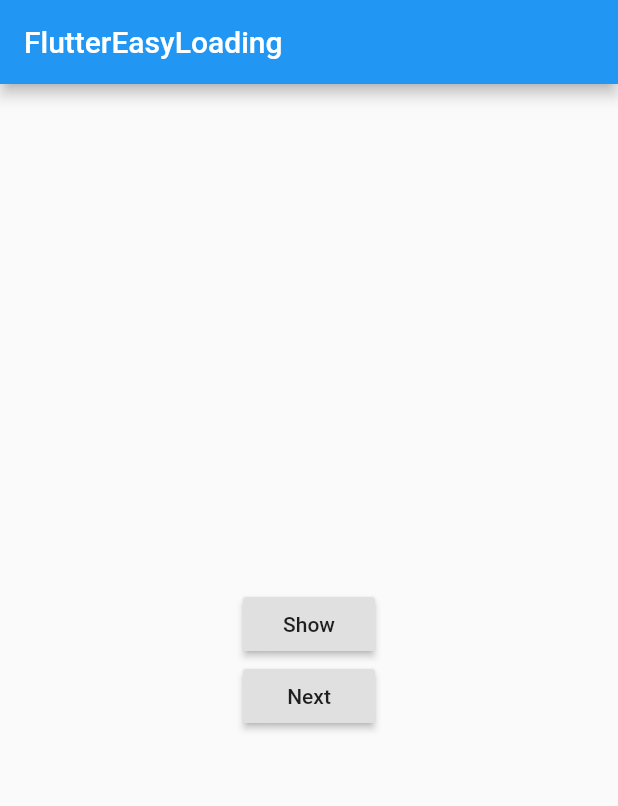
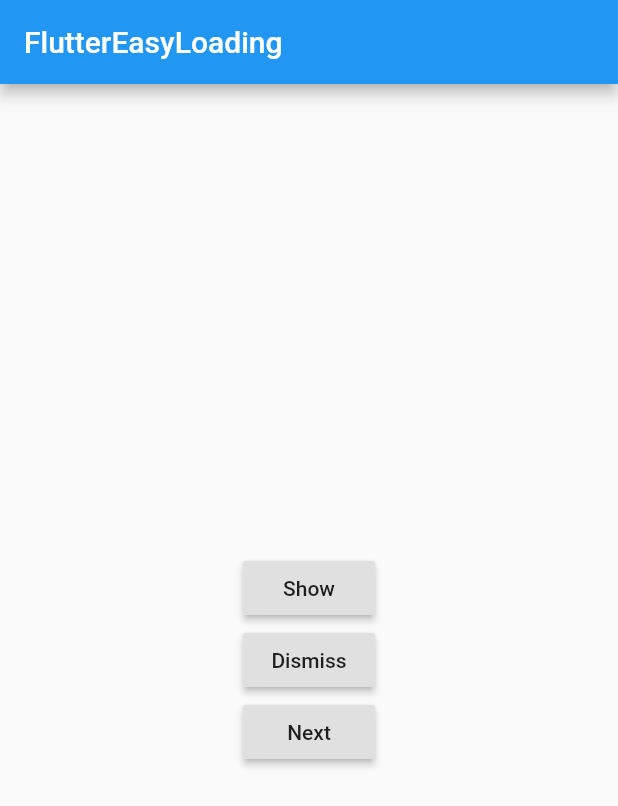
Before and after one commit to xbrny/loading_overlay_comparison, a Flutter app: the screen it shows after launch, on a phone screen of 412 x 824 dp. Shown: the top 806 px of the screen. Run offline on Flutter 3.47's test engine with Material 2 defaults, Android fonts, the phone set to English and light mode, and no system bars; our stand-ins replace flutter_easyloading, flutter_progress_hud, loader_overlay; missing offline and left inert: progress_hud.

Commit message:
feature(custom): add custom experimental loading using navigator

```diff
--- /dev/null
+++ b/lib/experiment_custom_loading.dart
@@ -0,0 +1,85 @@
+import 'package:flutter/material.dart';
+
+class ExperimentCustomLoadingApp extends StatelessWidget {
+  @override
+  Widget build(BuildContext context) {
+    return MaterialApp(
+      home: ExperimentCustomLoadingHome(),
+    );
+  }
+}
+
+class ExperimentCustomLoadingHome extends StatefulWidget {
+  @override
+  _ExperimentCustomLoadingHomeState createState() =>
+      _ExperimentCustomLoadingHomeState();
+}
+
+class _ExperimentCustomLoadingHomeState
+    extends State<ExperimentCustomLoadingHome> {
+  @override
+  Widget build(BuildContext context) {
+    return Scaffold(
+      appBar: AppBar(title: Text('FlutterEasyLoading')),
+      body: Center(
+        child: Column(
+          mainAxisAlignment: MainAxisAlignment.center,
+          children: <Widget>[
+            RaisedButton(
+              onPressed: () async {
+                LoadingOverlay.show(context);
+                await Future.delayed(Duration(seconds: 2));
+                LoadingOverlay.dismiss(context);
+              },
+              child: Text('Show'),
+            ),
+            RaisedButton(
+              onPressed: () async {
+                LoadingOverlay.dismiss(context);
+              },
+              child: Text('Dismiss'),
+            ),
+            RaisedButton(
+              onPressed: () async {
+                Navigator.of(context).push(MaterialPageRoute(
+                    builder: (context) => ExperimentCustomLoadingHome()));
+              },
+              child: Text('Next'),
+            ),
+          ],
+        ),
+      ),
+    );
+  }
+}
+
+class LoadingOverlay extends StatelessWidget {
+  static void show(BuildContext context) =>
+      Navigator.of(context).push(PageRouteBuilder(
+        pageBuilder: (context, animation, animation2) {
+          return LoadingOverlay();
+        },
+        fullscreenDialog: true,
+        barrierColor: Colors.black45,
+        opaque: false,
+        barrierDismissible: false,
+        maintainState: false,
+      ));
+
+  static void dismiss(BuildContext context) => Navigator.of(context).pop();
+
+  @override
+  Widget build(BuildContext context) {
+    return Align(
+      alignment: Alignment.center,
+      child: Container(
+        decoration: BoxDecoration(
+          color: Colors.black.withOpacity(0.7),
+          borderRadius: BorderRadius.circular(8),
+        ),
+        padding: const EdgeInsets.all(24),
+        child: CircularProgressIndicator(),
+      ),
+    );
+  }
+}
--- a/lib/main.dart
+++ b/lib/main.dart
@@ -1,9 +1,10 @@
 import 'package:flutter/material.dart';
+import 'package:learn_loading/experiment_custom_loading.dart';
 import 'package:learn_loading/flutter_easy_loading.dart';
 import 'package:learn_loading/flutter_progress_hud.dart';
 import 'package:learn_loading/loader_overlay.dart';
 import 'package:learn_loading/progress_hud.dart';
 
 void main() {
-  runApp(FlutterEasyLoadingApp());
+  runApp(ExperimentCustomLoadingApp());
 }
```
